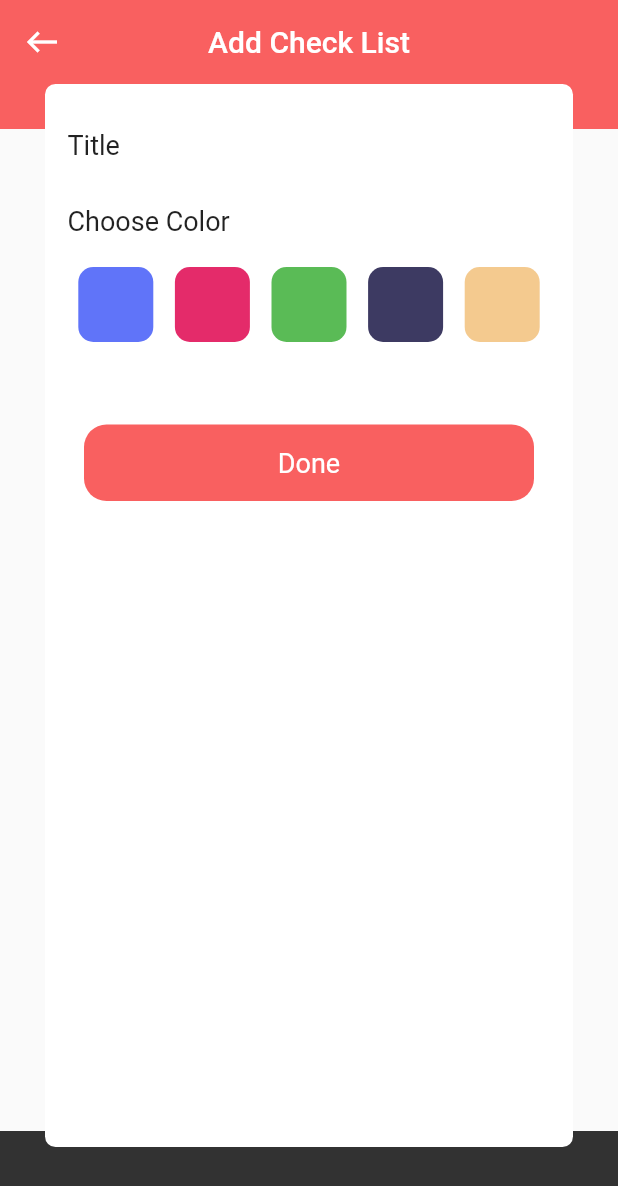
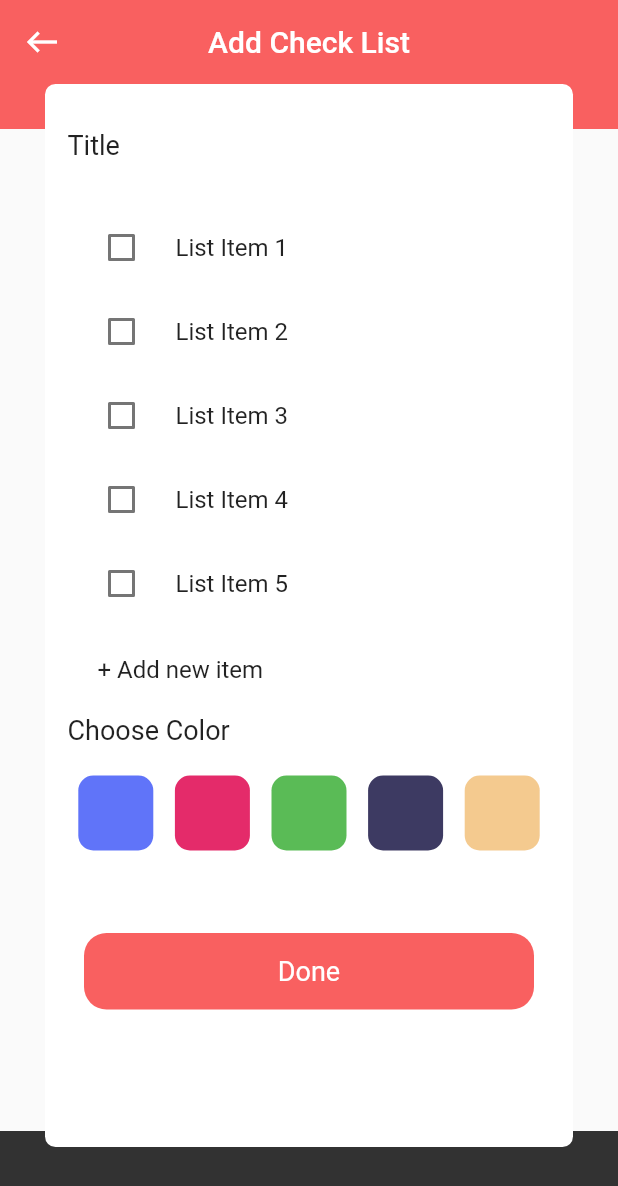
Before and after one commit to tuutaii/todo_list_app, a Flutter app: the Check screen opened directly, on a phone screen of 412 x 824 dp. Shown: the top 1186 px of the screen. Run offline on Flutter 3.47's test engine with Material 2 defaults, Android fonts, the phone set to English and light mode, and no system bars; our stand-ins replace flutter_slidable, table_calendar; Roboto replaces fonts that are missing (f1).

Commit message:
Add_checklist

```diff
--- a/lib/main.dart
+++ b/lib/main.dart
@@ -1,5 +1,6 @@
 import 'package:flutter/material.dart';
 import 'package:todo_list_app/routes/WorkList/Check_Create.dart';
+import 'package:todo_list_app/routes/WorkList/WorkList.dart';
 
 
 
@@ -19,7 +20,7 @@ class MyApp extends StatelessWidget {
   Widget build(BuildContext context) {
     return MaterialApp(
       theme: ThemeData(fontFamily: '1'),
-      home: Check(),
+      home: Tab1(),
     );
   }
 }
--- a/lib/routes/WorkList/Check_Create.dart
+++ b/lib/routes/WorkList/Check_Create.dart
@@ -9,7 +9,7 @@ class Check extends StatefulWidget{
 }
 
 class _CheckState extends State<Check> {
-  bool checked = false;
+  bool _checked = false;
   List<int> selectedList = [];
 
   @override
@@ -81,6 +81,59 @@ class _CheckState extends State<Check> {
                   SizedBox(
                     height: 20,
                   ),
+                  CheckboxListTile(
+                    title: Text('List Item 1', style: TextStyle(fontSize: 16,)),
+                    controlAffinity: ListTileControlAffinity.leading,
+                    value: _checked,
+                    onChanged: ( value){
+                      setState(() {
+                        _checked = value!;
+                      });
+                    }),
+                    CheckboxListTile(
+                    title: Text('List Item 2', style: TextStyle(fontSize: 16,)),
+                    controlAffinity: ListTileControlAffinity.leading,
+                    value: _checked,
+                    onChanged: ( value){
+                      setState(() {
+                        _checked = value!;
+                      });
+                    }),
+                    CheckboxListTile(
+                    title: Text('List Item 3', style: TextStyle(fontSize: 16,)),
+                    controlAffinity: ListTileControlAffinity.leading,
+                    value: _checked,
+                    onChanged: ( value){
+                      setState(() {
+                        _checked = value!;
+                      });
+                    }),
+                    CheckboxListTile(
+                    title: Text('List Item 4', style: TextStyle(fontSize: 16,)),
+                    controlAffinity: ListTileControlAffinity.leading,
+                    value: _checked,
+                    onChanged: ( value){
+                      setState(() {
+                        _checked = value!;
+                      });
+                    }),
+                    CheckboxListTile(
+                    title: Text('List Item 5', style: TextStyle(fontSize: 16,)),
+                    controlAffinity: ListTileControlAffinity.leading,
+                    value: _checked,
+                    onChanged: ( value){
+                      setState(() {
+                        _checked = value!;
+                      });
+                    }),
+                    Container(
+                      padding: EdgeInsets.all(20),
+                      child: InkWell(
+                        onTap: (){},
+                        child: Text('+ Add new item', style: TextStyle(fontFamily: 'f1', fontSize: 16,),
+                      ),),
+                    ),
+
 
                   Text(
                     'Choose Color',
--- a/lib/routes/WorkList/WorkList.dart
+++ b/lib/routes/WorkList/WorkList.dart
@@ -23,6 +23,7 @@ class _Tab1State extends State<Tab1> {
   DateTime selectedDay = DateTime.now();
   DateTime focusedDay = DateTime.now();
   String taskPop = 'close';
+
 
   get onPressed => null;
 
@@ -118,10 +119,12 @@ class _Tab1State extends State<Tab1> {
                           Colors.blue, 'Meeting with someone', '9:00 AM'),
                       taskWidget(
                           Colors.green, 'Take your medicines', '9:00 AM'),
+
                     ],
                   ),
                 ),
               ),
+
               Container(
                   height: 110,
                   child: Stack(
```
Also changed, not shown: lib/routes/WorkList/item.dart (added).
